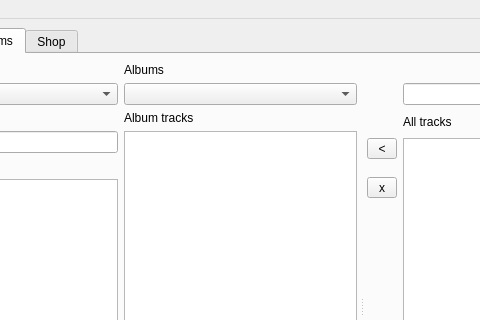
First picture: the form in Music_store/mainwindow.ui, repository ak1974/music_store, before the edit; both pictures show x 135 to 615 and y 0 to 320 of the 788 by 590 pixel window.
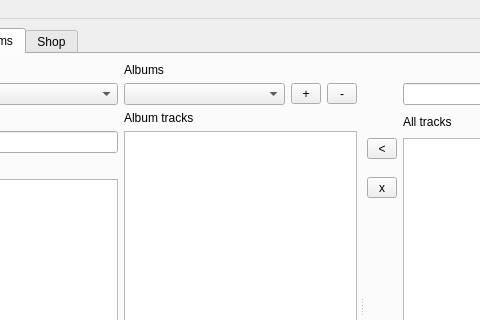
Second picture: the form after the edit.

Commit message: album - add, del

The edit to the form file:
```diff
--- a/Music_store/mainwindow.ui
+++ b/Music_store/mainwindow.ui
@@ -304,12 +304,42 @@
                  </property>
                 </widget>
                </item>
-               <item row="1" column="3" colspan="3">
-                <widget class="QComboBox" name="cBoxAlbum"/>
-               </item>
                <item row="3" column="3" rowspan="3" colspan="3">
                 <widget class="QTableWidget" name="tableWidgetTracks"/>
                </item>
+               <item row="1" column="3">
+                <widget class="QComboBox" name="cBoxAlbum">
+                 <property name="editable">
+                  <bool>false</bool>
+                 </property>
+                </widget>
+               </item>
+               <item row="1" column="4">
+                <widget class="QToolButton" name="tbAddAlbum">
+                 <property name="minimumSize">
+                  <size>
+                   <width>30</width>
+                   <height>0</height>
+                  </size>
+                 </property>
+                 <property name="text">
+                  <string>+</string>
+                 </property>
+                </widget>
+               </item>
+               <item row="1" column="5">
+                <widget class="QToolButton" name="tbRemAlbum">
+                 <property name="minimumSize">
+                  <size>
+                   <width>30</width>
+                   <height>0</height>
+                  </size>
+                 </property>
+                 <property name="text">
+                  <string>-</string>
+                 </property>
+                </widget>
+               </item>
               </layout>
              </widget>
              <widget class="QWidget" name="gridLayoutWidget_2">
```
The commit also changes 5 other files.
